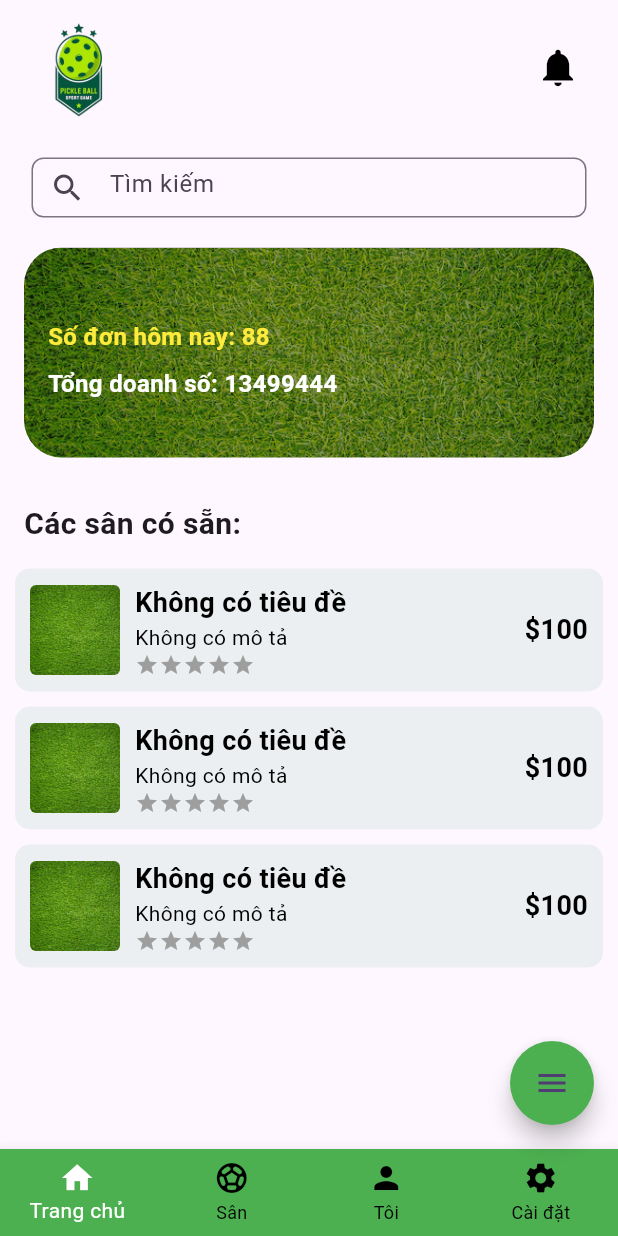
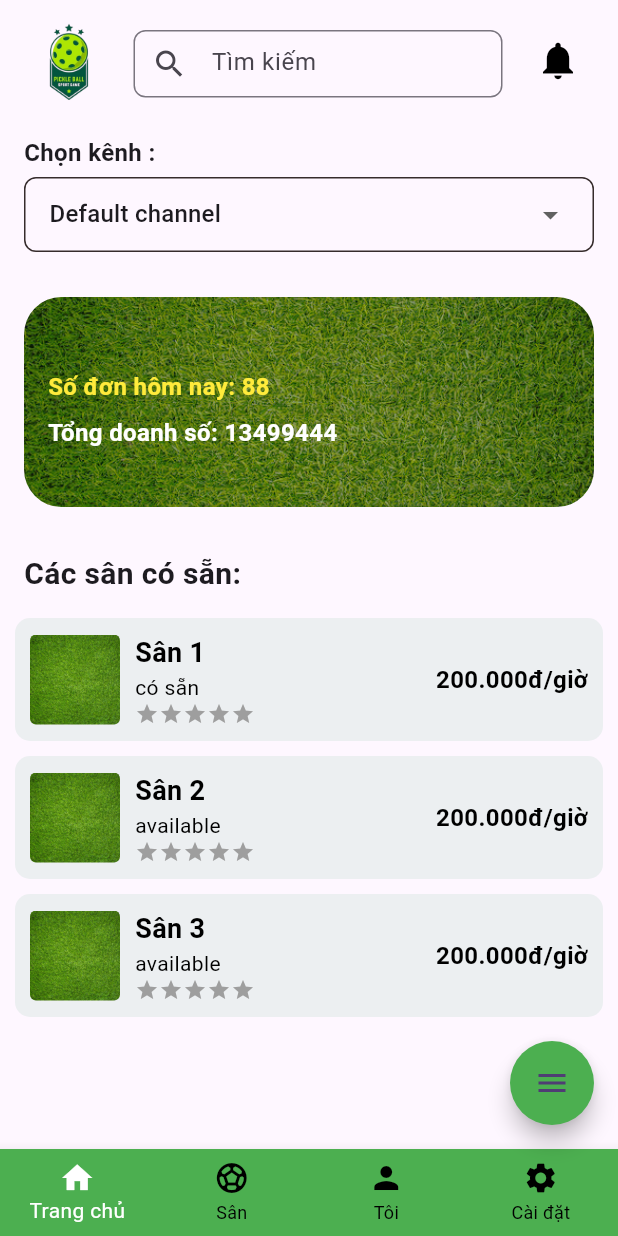
Before and after one commit to chinh-001/app_pickleball, a Flutter app: the HomeScreen screen opened directly, on a phone screen of 412 x 824 dp. Run offline on Flutter 3.47's test engine with Material 3 defaults, Android fonts, the phone set to English and light mode, and no system bars; drawn by our look-alikes of flutter_speed_dial; our stand-ins replace bloc, cookie_jar, equatable, flutter_bloc, image_picker, shared_preferences; missing offline and left inert: omni_datetime_picker; accounts and stored records are empty; network calls fail.

Commit message:
commit ttheo

```diff
--- a/lib/screens/Widgets/custom_list_view.dart
+++ b/lib/screens/Widgets/custom_list_view.dart
@@ -16,12 +16,15 @@ class CustomListView extends StatelessWidget {
       );
     }
 
-    return ListView.builder(
-      shrinkWrap: true,
-      physics: const AlwaysScrollableScrollPhysics(),
+    return Expanded(
+      child: ListView.builder(
+        physics: const ClampingScrollPhysics(),
         itemCount: items.length,
         itemBuilder: (context, index) {
           final item = items[index];
+          final String name = item['name'] ?? 'Không có tiêu đề';
+          final String status = item['status'] ?? 'Không có mô tả';
+          final String price = item['price'] ?? '0';
           final int rating = int.tryParse(item['rating'] ?? '0') ?? 0;
 
           return Container(
@@ -50,7 +53,7 @@ class CustomListView extends StatelessWidget {
                       crossAxisAlignment: CrossAxisAlignment.start,
                       children: [
                         Text(
-                        item['title'] ?? 'Không có tiêu đề',
+                          name,
                           style: const TextStyle(
                             color: Colors.black,
                             fontSize: 18,
@@ -58,7 +61,7 @@ class CustomListView extends StatelessWidget {
                           ),
                         ),
                         Text(
-                        item['subtitle'] ?? 'Không có mô tả',
+                          status,
                           style: const TextStyle(
                             color: Colors.black,
                             fontSize: 14,
@@ -68,8 +71,7 @@ class CustomListView extends StatelessWidget {
                           children: List.generate(5, (starIndex) {
                             return Icon(
                               Icons.star,
-                            color:
-                                starIndex < rating
+                              color: starIndex < rating
                                   ? const Color.fromARGB(204, 210, 213, 19)
                                   : Colors.grey,
                               size: 16,
@@ -80,11 +82,11 @@ class CustomListView extends StatelessWidget {
                     ),
                   ],
                 ),
-              const Text(
-                '\$100',
-                style: TextStyle(
+                Text(
+                  price,
+                  style: const TextStyle(
                     color: Colors.black,
-                  fontSize: 18,
+                    fontSize: 16,
                     fontWeight: FontWeight.bold,
                   ),
                 ),
@@ -92,6 +94,7 @@ class CustomListView extends StatelessWidget {
             ),
           );
         },
+      ),
     );
   }
 }
--- a/lib/screens/home_screen/View/home_screen.dart
+++ b/lib/screens/home_screen/View/home_screen.dart
@@ -4,6 +4,7 @@ import 'package:app_pickleball/screens/Widgets/custom_search_text_field.dart';
 import 'package:app_pickleball/screens/Widgets/custom_bottom_navigation_bar.dart';
 import 'package:app_pickleball/screens/Widgets/custom_floating_action_button.dart';
 import 'package:app_pickleball/screens/Widgets/custom_list_view.dart';
+import 'package:app_pickleball/screens/Widgets/custom_dropdown.dart'; // Import CustomDropdown
 import 'package:app_pickleball/screens/home_screen/bloc/home_screen_bloc.dart';
 import 'package:app_pickleball/services/repositories/booking_repository.dart';
 
@@ -12,16 +13,26 @@ class HomeScreen extends StatelessWidget {
 
   @override
   Widget build(BuildContext context) {
+    String selectedChannel = 'Default channel'; // Giá trị mặc định
+    final List<String> channels = [
+      'Default channel',
+      'Pikachu Pickleball Xuân Hoà',
+      'Demo-channel',
+      'Stamina 106 Hoàng Quốc Việt',
+      'TADA Sport CN1 - Thanh Đa',
+      'TADA Sport CN2 - Bình Lợi',
+      'TADA Sport CN3 - D2(Ung Văn Khiêm)',
+    ];
+
     return BlocProvider(
-      create:
-          (context) =>
-              HomeScreenBloc(bookingRepository: BookingRepository())
-                ..add(FetchOrdersEvent()),
+      create: (context) =>
+          HomeScreenBloc(bookingRepository: BookingRepository())
+            ..add(FetchOrdersEvent()),
       child: Scaffold(
         body: SafeArea(
           child: Column(
             children: [
-              // Logo và Icon Bell
+              // Logo, Icon Bell và Thanh tìm kiếm
               Padding(
                 padding: const EdgeInsets.symmetric(
                   horizontal: 16.0,
@@ -30,14 +41,33 @@ class HomeScreen extends StatelessWidget {
                 child: Row(
                   mainAxisAlignment: MainAxisAlignment.spaceBetween,
                   children: [
+                    // Logo
                     Image.asset(
                       'assets/images/logo_app_tach_nen.png',
-                      height: 70,
+                      height: 60,
+                      width: 60,
                     ),
+                    // Thanh tìm kiếm
+                    Expanded(
+                      child: Padding(
+                        padding: const EdgeInsets.symmetric(horizontal: 8.0),
+                        child: CustomSearchTextField(
+                          hintText: 'Tìm kiếm',
+                          prefixIcon: const Icon(Icons.search), // Thêm tham số prefixIcon
+                          height: 45, // Thêm chiều cao
+                          width: double.infinity, // Thêm chiều rộng
+                          margin: const EdgeInsets.fromLTRB(5, 5, 5, 0), // Thêm margin
+                          onChanged: (query) {
+                            // Xử lý tìm kiếm
+                          },
+                        ),
+                      ),
+                    ),
+                    // Icon Bell
                     IconButton(
                       icon: const Icon(
                         Icons.notifications,
-                        color: Colors.black,
+                        color: Colors.black
                       ),
                       iconSize: 30,
                       onPressed: () {
@@ -48,15 +78,18 @@ class HomeScreen extends StatelessWidget {
                 ),
               ),
               const SizedBox(height: 10),
-              // Thanh tìm kiếm
+              // CustomDropdown
               Padding(
                 padding: const EdgeInsets.symmetric(horizontal: 16.0),
-                child: CustomSearchTextField(
-                  hintText: 'Tìm kiếm',
-                  prefixIcon: const Icon(Icons.search),
-                  height: 40,
-                  width: double.infinity,
-                  margin: const EdgeInsets.fromLTRB(5, 5, 5, 0),
+                child: CustomDropdown(
+                  title: 'Chọn kênh :',
+                  options: channels,
+                  selectedValue: selectedChannel,
+                  onChanged: (String? newValue) {
+                    if (newValue != null) {
+                      selectedChannel = newValue;
+                    }
+                  },
                 ),
               ),
               const SizedBox(height: 20),
@@ -143,10 +176,9 @@ class HomeScreen extends StatelessWidget {
                       return const Center(child: CircularProgressIndicator());
                     } else if (state is HomeScreenLoaded) {
                       return CustomListView(
-                        items:
-                            state.items
-                                .map((item) => Map<String, String>.from(item))
-                                .toList(),
+                        items: state.items
+                            .map((item) => Map<String, String>.from(item))
+                            .toList(),
                       );
                     } else if (state is HomeScreenError) {
                       return Center(child: Text(state.message));
```
Also changed, not shown: lib/screens/home_screen/bloc/home_screen_bloc.dart (+5 -3 lines), lib/widgets/custom_list_view.dart (+80 -23 lines). Lines whose indentation alone changed are shown as unchanged.
